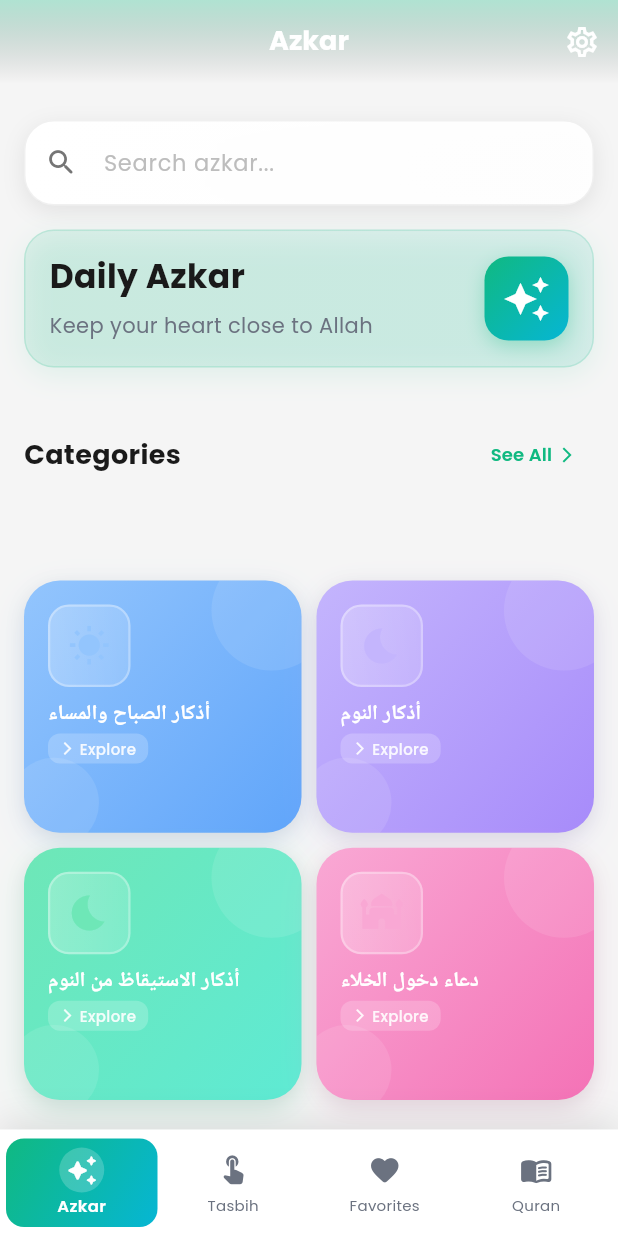
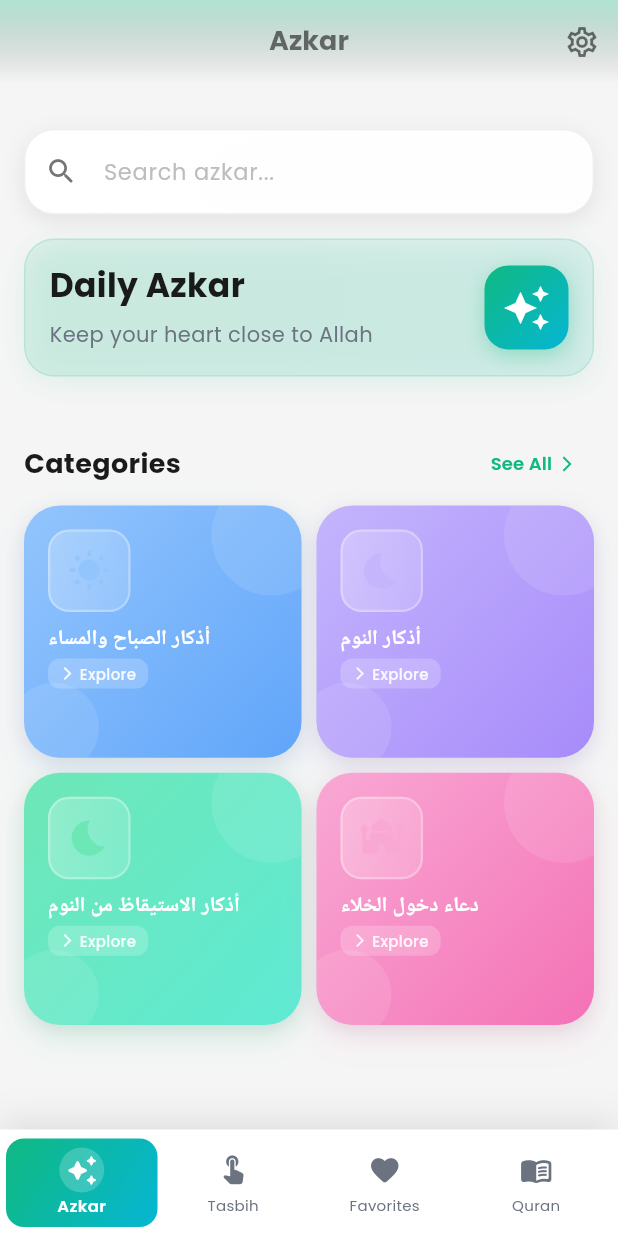
Before and after one commit to khaledebied/bling_azkar, a Flutter app: the screen it shows after launch, on a phone screen of 412 x 824 dp. Run offline on Flutter 3.47's test engine with Material 3 defaults, Android fonts, the phone set to English and light mode, and no system bars; our stand-ins replace dio, flutter_local_notifications, flutter_riverpod, freezed_annotation, geolocator, google_fonts and 8 more; missing offline and left inert: audio_session, flutter_qiblah, quran_library; accounts and stored records are empty; Roboto replaces fonts that are missing (Cairo); statements that could not run were skipped.

Commit message:
fix: Update HomeScreen and TasbihListScreen styles for better readability by changing text color to black54 and adjusting padding, enhancing overall UI consistency and user experience.

```diff
--- a/lib/src/presentation/screens/home_screen.dart
+++ b/lib/src/presentation/screens/home_screen.dart
@@ -58,16 +58,16 @@ class _HomeScreenState extends ConsumerState<HomeScreen> {
           title: Text(
             isArabic ? 'الأذكار' : 'Azkar',
             style: AppTheme.titleMedium.copyWith(
-              color: Colors.white,
+              color: Colors.black54,
               fontWeight: FontWeight.bold,
             ),
           ),
           centerTitle: true,
           actions: [
             IconButton(
-              icon: const Icon(
+              icon: Icon(
                 Icons.settings_outlined,
-                color: Colors.white,
+                color: Colors.black54,
               ),
         onPressed: () {
           Navigator.push(
@@ -104,7 +104,7 @@ class _HomeScreenState extends ConsumerState<HomeScreen> {
                 : const Color(0xFFF5F5F5),
               ),
               child: SafeArea(
-            top: false,
+            top: true,
             child: Stack(
               children: [
                 CustomScrollView(
@@ -112,7 +112,7 @@ class _HomeScreenState extends ConsumerState<HomeScreen> {
                   slivers: [
                     SliverToBoxAdapter(
                 child: Padding(
-                        padding: const EdgeInsets.fromLTRB(16, 80, 16, 16),
+                        padding: const EdgeInsets.fromLTRB(16, 30, 16, 16),
                   child: Column(
                     children: [
                             if (!isSearching) ...[
--- a/lib/src/presentation/screens/tasbih_list_screen.dart
+++ b/lib/src/presentation/screens/tasbih_list_screen.dart
@@ -46,7 +46,7 @@ class TasbihListScreen extends ConsumerWidget {
           title: Text(
             isArabic ? 'التسبيح الإلكتروني' : 'Electronic Tasbih',
             style: AppTheme.titleMedium.copyWith(
-              color: Colors.white,
+              color: Colors.black54,
               fontWeight: FontWeight.bold,
             ),
           ),
@@ -76,9 +76,9 @@ class TasbihListScreen extends ConsumerWidget {
                 : const Color(0xFFF5F5F5),
           ),
           child: SafeArea(
-            top: false,
+            top: true,
             child: ListView.builder(
-              padding: const EdgeInsets.fromLTRB(16, 80, 16, 16),
+              padding: const EdgeInsets.fromLTRB(16, 30, 16, 16),
               itemCount: tasbihTypes.length,
               itemBuilder: (context, index) {
                 final type = tasbihTypes[index];
```
Lines whose indentation alone changed are shown as unchanged.
